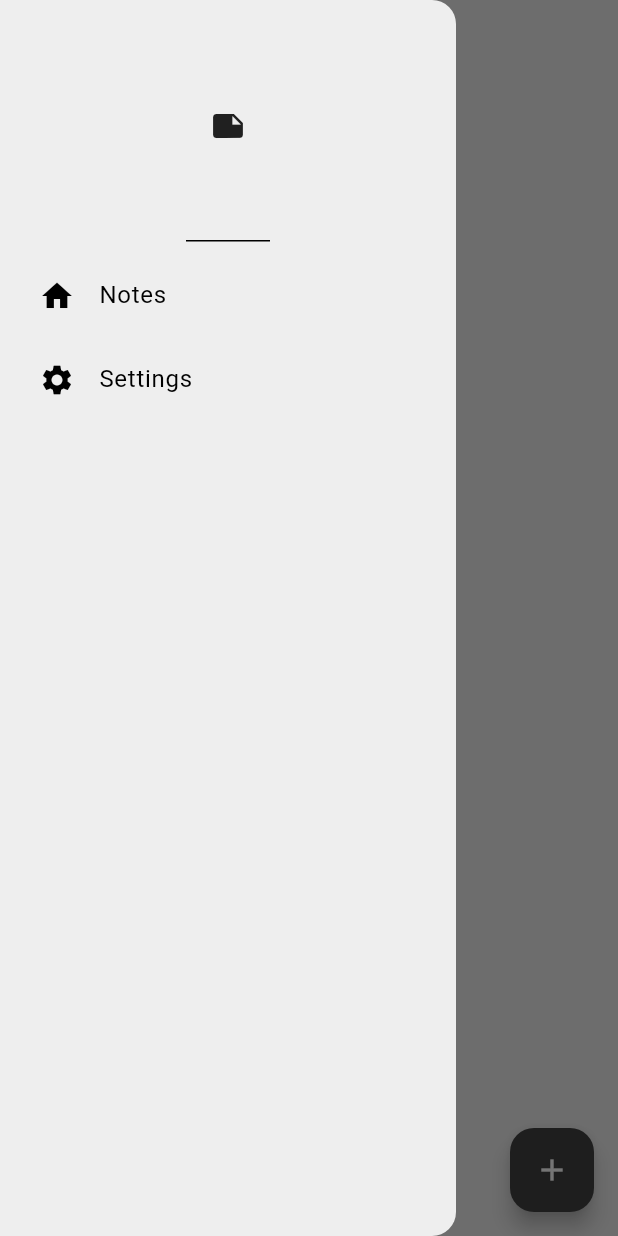
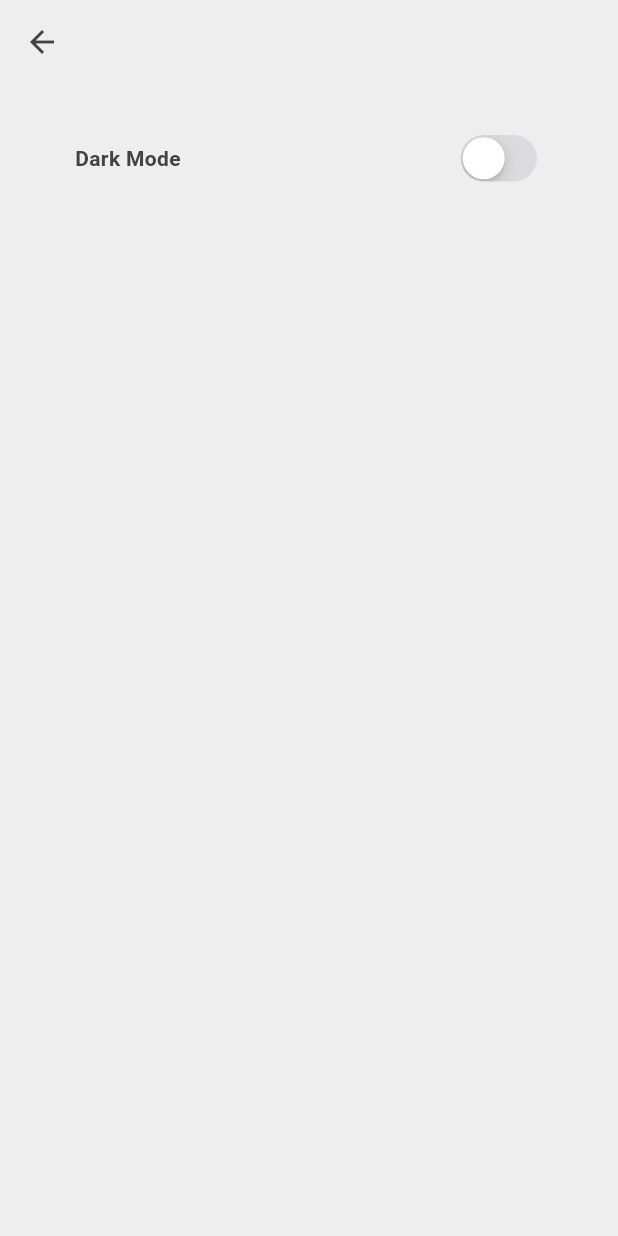
Before and after one commit to x00Adham/Notes_app_isar_database, a Flutter app: the screen it shows after launch, in the side drawer, after a tap on "Settings", on a phone screen of 412 x 824 dp. Run offline on Flutter 3.47's test engine with Material 3 defaults, Android fonts, the light colour scheme and no system bars; our stand-ins replace google_fonts, isar; accounts and stored records are empty; generated files the repository leaves out were written again.

Commit message:
settings_page done

```diff
--- /dev/null
+++ b/lib/screens/settings_page.dart
@@ -0,0 +1,56 @@
+import 'package:flutter/cupertino.dart';
+import 'package:flutter/material.dart';
+import 'package:notice_app_isar/themes/themeprovider.dart';
+import 'package:provider/provider.dart';
+
+class SettingsPage extends StatelessWidget {
+  const SettingsPage({super.key});
+
+  @override
+  Widget build(BuildContext context) {
+    return Scaffold(
+      backgroundColor: Theme.of(context).colorScheme.surface,
+      appBar: AppBar(
+        foregroundColor: Theme.of(context).colorScheme.inversePrimary,
+      ),
+      body: Container(
+        decoration: BoxDecoration(
+          color: Theme.of(context).colorScheme.primary,
+          borderRadius: BorderRadius.circular(12),
+        ),
+        padding: const EdgeInsets.symmetric(vertical: 20, horizontal: 25),
+        margin: const EdgeInsets.only(left: 25, right: 25, top: 10),
+
+        child: Row(
+          mainAxisAlignment: MainAxisAlignment.spaceBetween,
+          children: [
+            Text(
+              "Dark Mode",
+              style: TextStyle(
+                fontWeight: FontWeight.bold,
+                color: Theme.of(context).colorScheme.inversePrimary,
+              ),
+            ),
+            Consumer<Themeprovider>(
+              builder: (context, themeProvider, child) {
+                return CupertinoSwitch(
+                  value:
+                      Provider.of<Themeprovider>(
+                        context,
+                        listen: false,
+                      ).isDarkMode,
+                  onChanged:
+                      (value) =>
+                          Provider.of<Themeprovider>(
+                            context,
+                            listen: false,
+                          ).toggleTheme(),
+                );
+              },
+            ),
+          ],
+        ),
+      ),
+    );
+  }
+}
--- a/lib/themes/themeprovider.dart
+++ b/lib/themes/themeprovider.dart
@@ -11,13 +11,15 @@ class Themeprovider extends ChangeNotifier {
     _themeData = themData;
     notifyListeners();
   }
+
   //toggle the theme
   void toggleTheme() {
     //if the theme is light mode then set it to dark mode and vice versa
     if (_themeData == lightMode) {
-      themeData == darkMode;
+      themeData = darkMode;
     } else {
-      themeData == lightMode;
+      themeData = lightMode;
     }
+    notifyListeners();
   }
 }
--- a/lib/widgets/mydrawer.dart
+++ b/lib/widgets/mydrawer.dart
@@ -1,4 +1,5 @@
 import 'package:flutter/material.dart';
+import 'package:notice_app_isar/screens/settings_page.dart';
 import 'package:notice_app_isar/widgets/drawertile.dart';
 
 class Mydrawer extends StatelessWidget {
@@ -24,7 +25,13 @@ class Mydrawer extends StatelessWidget {
           DrawerTile(
             title: "Settings",
             leading: const Icon(Icons.settings),
-            onTap: () {},
+            onTap: () {
+              Navigator.pop(context);
+              Navigator.push(
+                context,
+                MaterialPageRoute(builder: (context) => const SettingsPage()),
+              );
+            },
           ),
           //settings
         ],
```
